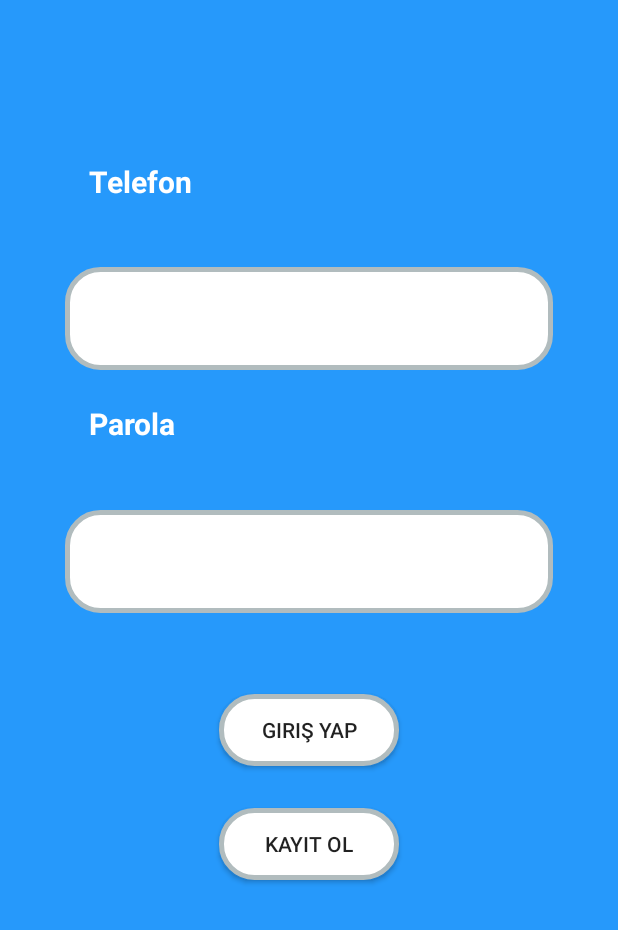
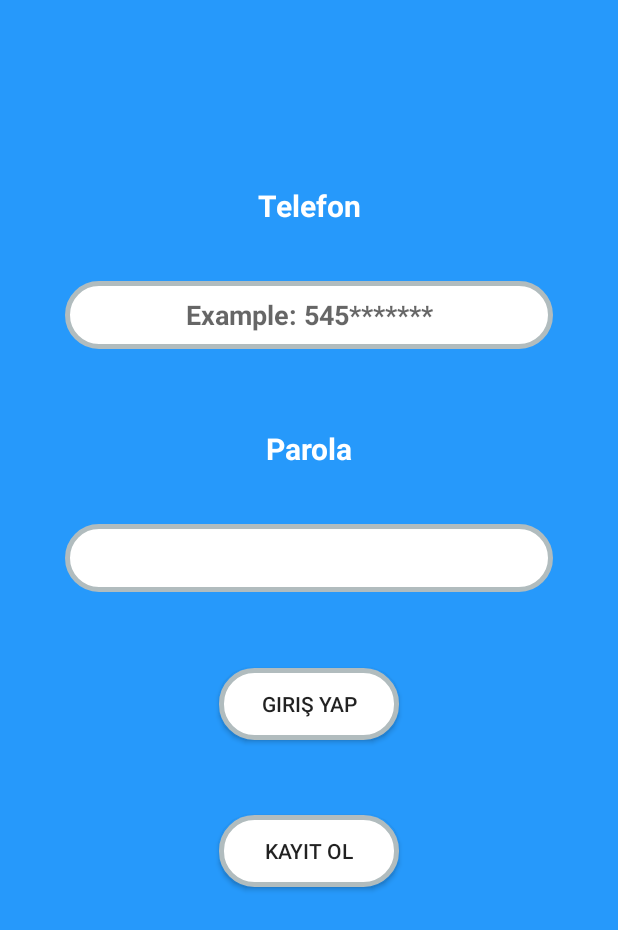
Before and after one commit to onimaskesi/MGT-APP, an Android app: the screen it shows after launch (MainActivity), on a phone screen of 412 x 824 dp. Shown: the top 930 px of the screen. Run offline under Robolectric (Android 15) with nearby library versions, the phone set to English and light mode, and no system bars; our stand-ins replace Firebase (no records; nobody signed in at launch, a user with empty details on screens opened directly).

```diff
--- a/app/src/main/res/layout/activity_main.xml
+++ b/app/src/main/res/layout/activity_main.xml
@@ -7,47 +7,47 @@
     android:background="#2699FB"
     tools:context=".MainActivity">
 
+
     <TextView
         android:id="@+id/textView"
         android:layout_width="185dp"
-        android:layout_height="0dp"
-        android:layout_marginStart="16dp"
-        android:layout_marginBottom="2dp"
+        android:layout_height="37dp"
+        android:layout_marginTop="5dp"
+        android:layout_marginBottom="10dp"
         android:text="Parola"
+        android:textAlignment="center"
         android:textColor="#FFFFFF"
         android:textSize="20sp"
         android:textStyle="bold"
         app:layout_constraintBottom_toTopOf="@+id/ParolaTxt"
+        app:layout_constraintEnd_toEndOf="@+id/ParolaTxt"
         app:layout_constraintStart_toStartOf="@+id/ParolaTxt"
         app:layout_constraintTop_toBottomOf="@+id/PhoneTxt" />
 
-
     <EditText
         android:id="@+id/ParolaTxt"
-        android:layout_width="0dp"
-        android:layout_height="0dp"
-        android:layout_marginStart="43dp"
-        android:layout_marginEnd="43dp"
-        android:layout_marginBottom="54dp"
+        android:layout_width="325dp"
+        android:layout_height="45dp"
+        android:layout_marginBottom="25dp"
         android:background="@drawable/layout_bg"
         android:ems="10"
         android:inputType="textPassword"
         android:textAlignment="center"
         app:layout_constraintBottom_toTopOf="@+id/Girisbtn"
         app:layout_constraintCircleRadius="?attr/dialogCornerRadius"
-        app:layout_constraintEnd_toEndOf="parent"
-        app:layout_constraintStart_toStartOf="parent"
+        app:layout_constraintEnd_toEndOf="@+id/PhoneTxt"
+        app:layout_constraintHorizontal_bias="1.0"
+        app:layout_constraintStart_toStartOf="@+id/PhoneTxt"
         app:layout_constraintTop_toBottomOf="@+id/textView" />
 
     <EditText
         android:id="@+id/PhoneTxt"
-        android:layout_width="0dp"
-        android:layout_height="0dp"
-        android:layout_marginStart="43dp"
-        android:layout_marginEnd="43dp"
-        android:layout_marginBottom="22dp"
+        android:layout_width="325dp"
+        android:layout_height="45dp"
+        android:layout_marginBottom="30dp"
         android:background="@drawable/layout_bg"
         android:ems="10"
+        android:hint="Example: 545*******"
         android:inputType="phone"
         android:textAlignment="center"
         android:textStyle="bold"
@@ -59,43 +59,46 @@
 
     <TextView
         android:id="@+id/textView2"
-        android:layout_width="0dp"
-        android:layout_height="0dp"
-        android:layout_marginTop="107dp"
-        android:layout_marginBottom="1dp"
+        android:layout_width="185dp"
+        android:layout_height="37dp"
+        android:layout_marginTop="106dp"
+        android:layout_marginBottom="10dp"
         android:text="Telefon"
+        android:textAlignment="center"
         android:textColor="#FFFFFF"
         android:textSize="20sp"
         android:textStyle="bold"
         app:layout_constraintBottom_toTopOf="@+id/PhoneTxt"
-        app:layout_constraintEnd_toEndOf="@+id/textView"
-        app:layout_constraintStart_toStartOf="@+id/textView"
+        app:layout_constraintEnd_toEndOf="@+id/PhoneTxt"
+        app:layout_constraintStart_toStartOf="@+id/PhoneTxt"
         app:layout_constraintTop_toTopOf="parent" />
 
     <Button
         android:id="@+id/Girisbtn"
         android:layout_width="120dp"
         android:layout_height="wrap_content"
-        android:layout_marginBottom="28dp"
+        android:layout_marginTop="8dp"
+        android:layout_marginBottom="25dp"
         android:background="@drawable/layout_bg"
         android:onClick="girisYap_click"
         android:text="Giriş Yap"
         app:layout_constraintBottom_toTopOf="@+id/KayitOl"
-        app:layout_constraintEnd_toEndOf="parent"
-        app:layout_constraintStart_toStartOf="parent"
+        app:layout_constraintEnd_toEndOf="@+id/ParolaTxt"
+        app:layout_constraintStart_toStartOf="@+id/ParolaTxt"
         app:layout_constraintTop_toBottomOf="@+id/ParolaTxt" />
 
     <Button
         android:id="@+id/KayitOl"
         android:layout_width="120dp"
         android:layout_height="wrap_content"
-        android:layout_marginBottom="237dp"
+        android:layout_marginTop="8dp"
+        android:layout_marginBottom="215dp"
         android:background="@drawable/layout_bg"
         android:onClick="kayitOl_click"
         android:text="Kayıt ol"
         app:layout_constraintBottom_toBottomOf="parent"
-        app:layout_constraintEnd_toEndOf="parent"
-        app:layout_constraintStart_toStartOf="parent"
+        app:layout_constraintEnd_toEndOf="@+id/Girisbtn"
+        app:layout_constraintStart_toStartOf="@+id/Girisbtn"
         app:layout_constraintTop_toBottomOf="@+id/Girisbtn" />
 
 </androidx.constraintlayout.widget.ConstraintLayout>
```
Also changed, not shown: app/src/main/java/com/onimaskesi/mgtapp/RehberActivity.kt (+16 -8 lines), app/src/main/res/layout/activity_parola_olusturma.xml (+38 -32 lines), app/src/main/res/layout/activity_telefon_kayit.xml (+27 -27 lines), app/src/main/res/layout/contact_child.xml (+5 -4 lines).
